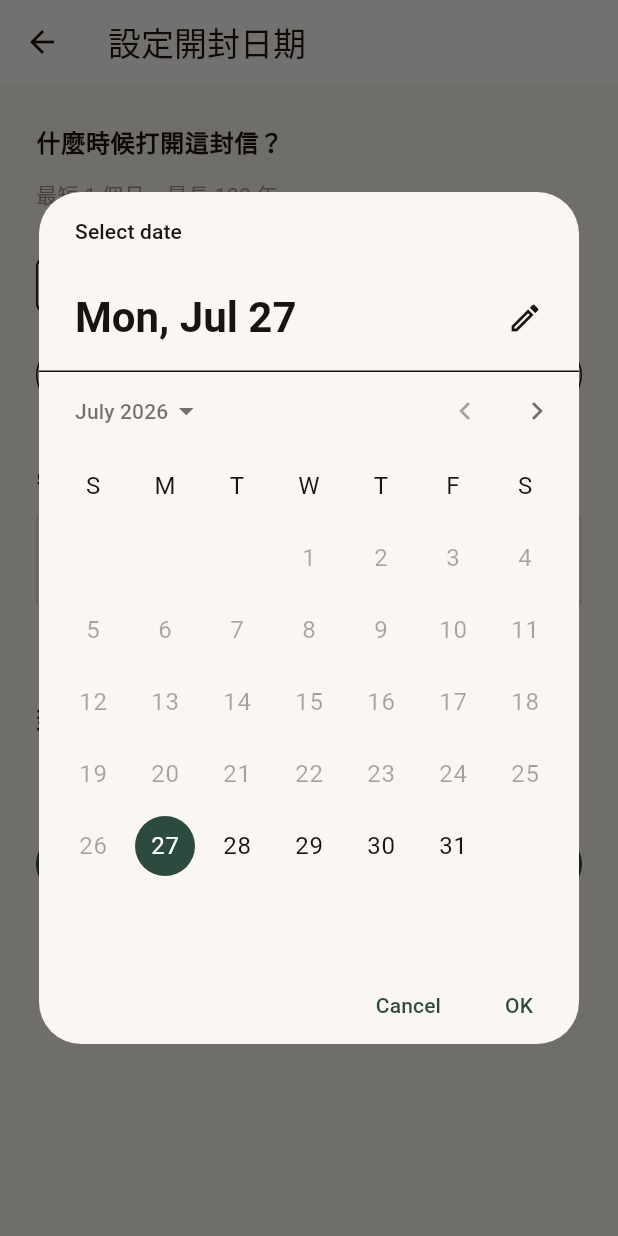
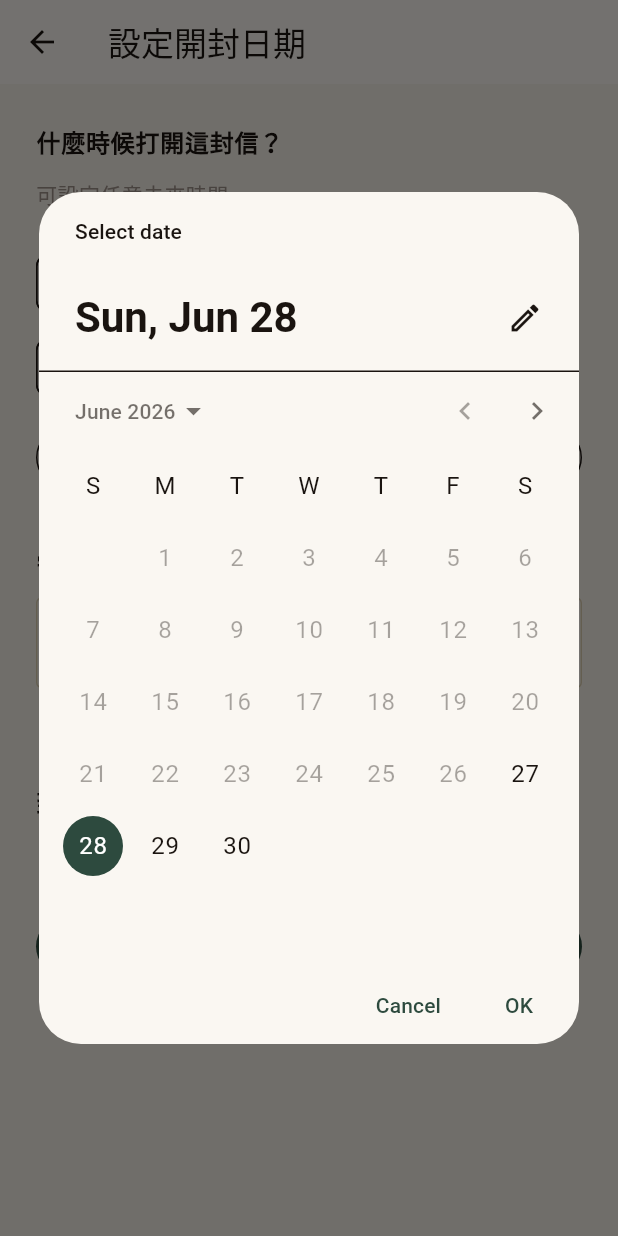
Before and after one commit to frankkn/OpenWhen, a Flutter app: the SetOpenDateScreen screen opened directly with empty values, after a tap on "自訂日期與時間", on a phone screen of 412 x 824 dp. Run offline on Flutter 3.47's test engine with Material 3 defaults, Android fonts, the phone set to English and light mode, and no system bars; our stand-ins replace dio, firebase_auth, firebase_core, flutter_riverpod, go_router, google_fonts and 1 more; accounts and stored records are empty; network calls fail.

Commit message:
feat: allow any future open date for regular users
Drop the 1-month minimum and 100-year maximum; the only rule now is that
the open date must not be in the past. Admin behavior is unchanged.

- capsules.py: _validate_open_date rejects only past dates for non-admins
- set_open_date_screen.dart: user presets now 1天/1週/1個月/1年/2年/3年/5年,
  date picker lower bound relaxed to today, helper text updated

Co-Authored-By: Claude Opus 4.8 (1M context) <noreply@anthropic.com>

```diff
--- a/frontend/lib/screens/capsule/set_open_date_screen.dart
+++ b/frontend/lib/screens/capsule/set_open_date_screen.dart
@@ -62,23 +62,23 @@ class _SetOpenDateScreenState extends ConsumerState<SetOpenDateScreen> {
           ('1 週後', const Duration(days: 7)),
         ]
       : [
+          ('1 天後', const Duration(days: 1)),
+          ('1 週後', const Duration(days: 7)),
           ('1 個月後', const Duration(days: 30)),
-          ('3 個月後', const Duration(days: 90)),
           ('1 年後', const Duration(days: 365)),
+          ('2 年後', const Duration(days: 365 * 2)),
           ('3 年後', const Duration(days: 365 * 3)),
+          ('5 年後', const Duration(days: 365 * 5)),
         ];
 
   Future<void> _pickDateTime() async {
     final now = DateTime.now();
-    final initialDate = _isAdmin
-        ? now.add(const Duration(days: 1))
-        : now.add(const Duration(days: 30));
+    final initialDate = now.add(const Duration(days: 1));
+    // 一般使用者可選任意未來時間（下限為今天），管理員不限
     final firstDate = _isAdmin
         ? DateTime(1900)
-        : now.add(const Duration(days: 30));
-    final lastDate = _isAdmin
-        ? DateTime(9999)
-        : now.add(const Duration(days: 365 * 100));
+        : DateTime(now.year, now.month, now.day);
+    final lastDate = DateTime(9999);
 
     final picked = await showDatePicker(
       context: context,
@@ -168,7 +168,7 @@ class _SetOpenDateScreenState extends ConsumerState<SetOpenDateScreen> {
             ),
             const SizedBox(height: 8),
             Text(
-              _isAdmin ? '🔑 管理員模式：可設定任意時間' : '最短 1 個月，最長 100 年',
+              _isAdmin ? '🔑 管理員模式：可設定任意時間' : '可設定任意未來時間',
               style: Theme.of(context).textTheme.bodyMedium?.copyWith(
                     color: _isAdmin ? AppColors.forestGreen : AppColors.warmGray,
                   ),
```
Also changed, not shown: 1 other file.
